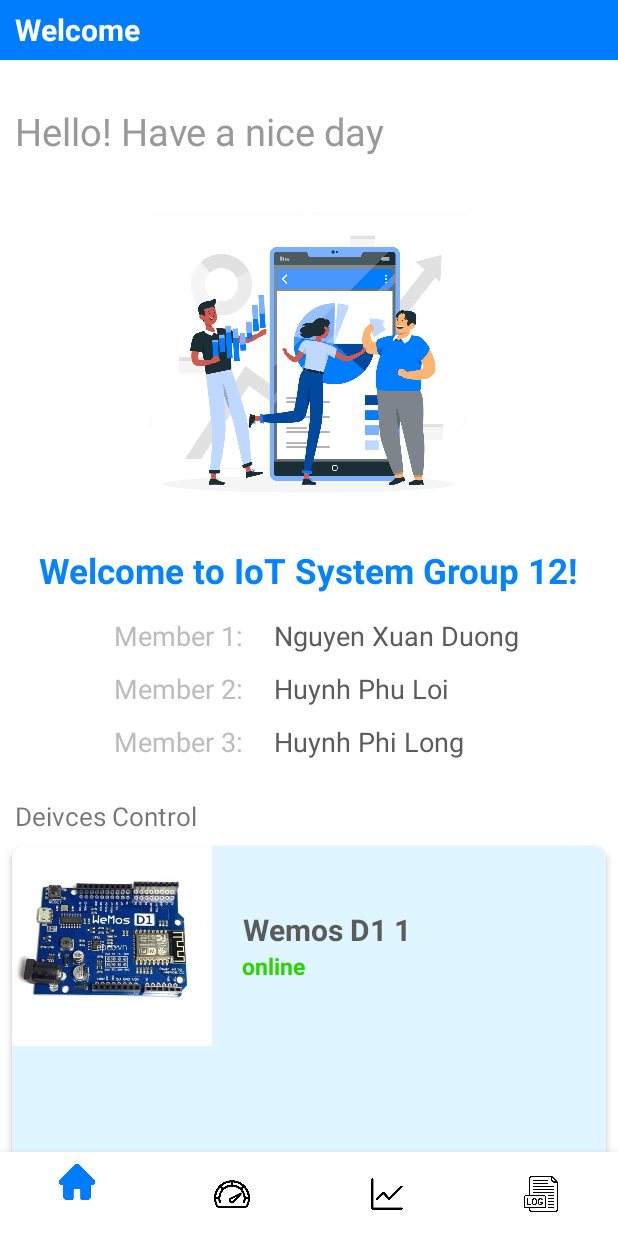
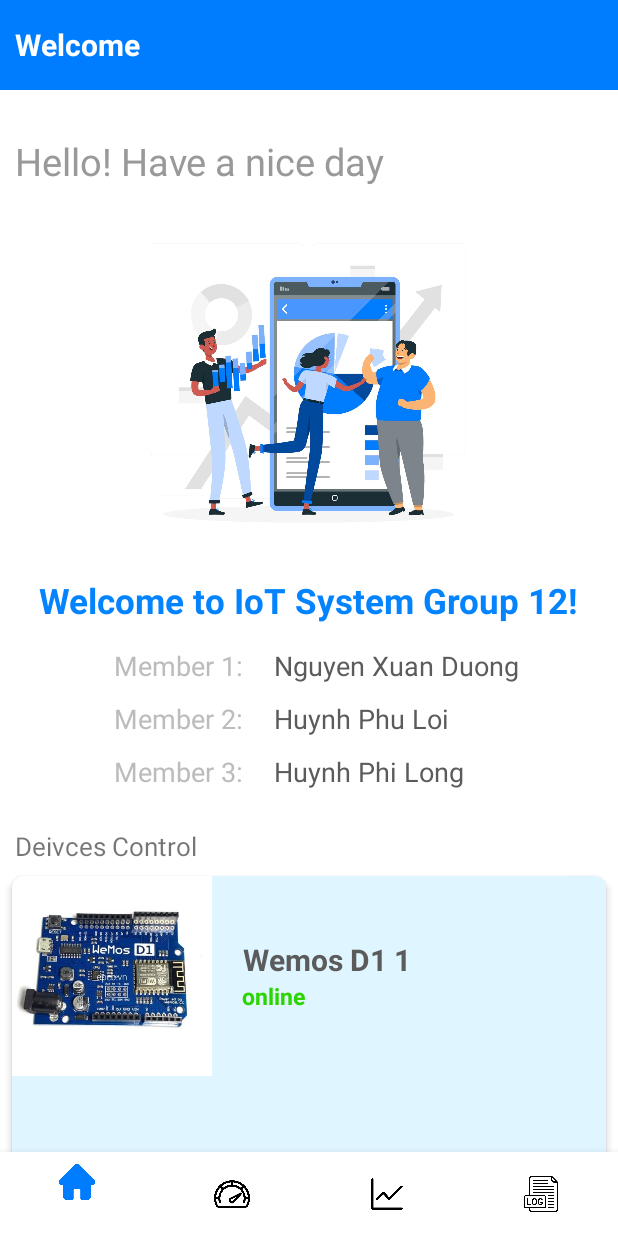
Before and after one commit to NT532-N21-MMCL-1/TH1.12-20521220-20521555-20521562, an Android app: the screen it shows after launch (MainActivity), on a phone screen of 412 x 824 dp. Run offline under Robolectric (Android 15) with nearby library versions, the phone set to English and light mode, and no system bars; libraries missing offline, so code that uses them is left out: org.eclipse.paho.

Commit message:
modify title bar's height

```diff
--- a/Lab 4/android-app/app/src/main/res/layout/activity_main.xml
+++ b/Lab 4/android-app/app/src/main/res/layout/activity_main.xml
@@ -10,7 +10,7 @@
     <FrameLayout
         android:id="@+id/titleBar"
         android:layout_width="match_parent"
-        android:layout_height="40dp"
+        android:layout_height="60dp"
         android:background="#007dfe">
 
         <TextView
```
